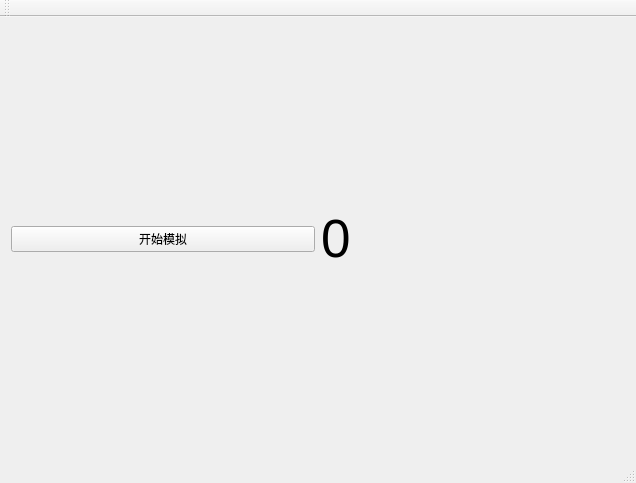
Old version of the form projectCatch/mainwindow.ui in the repository pobin6/graduation_project.
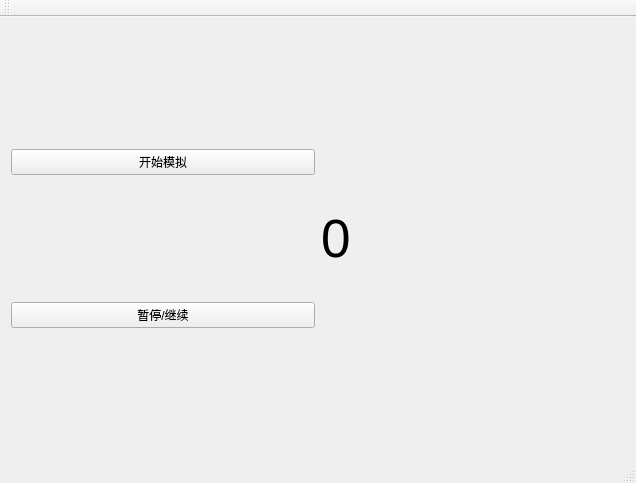
New version of the form.

What changed in the file:
```diff
--- a/projectCatch/mainwindow.ui
+++ b/projectCatch/mainwindow.ui
@@ -32,6 +32,13 @@
           </property>
          </widget>
         </item>
+        <item>
+         <widget class="QPushButton" name="pushButton_2">
+          <property name="text">
+           <string>暂停/继续</string>
+          </property>
+         </widget>
+        </item>
        </layout>
       </item>
       <item>
```
